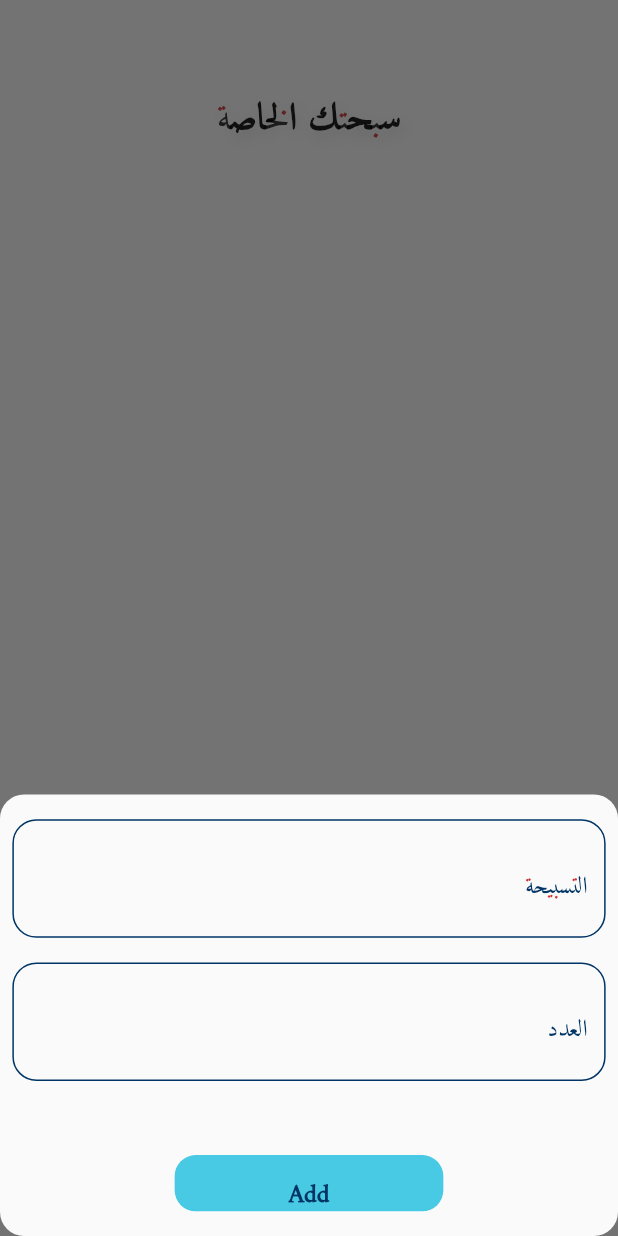
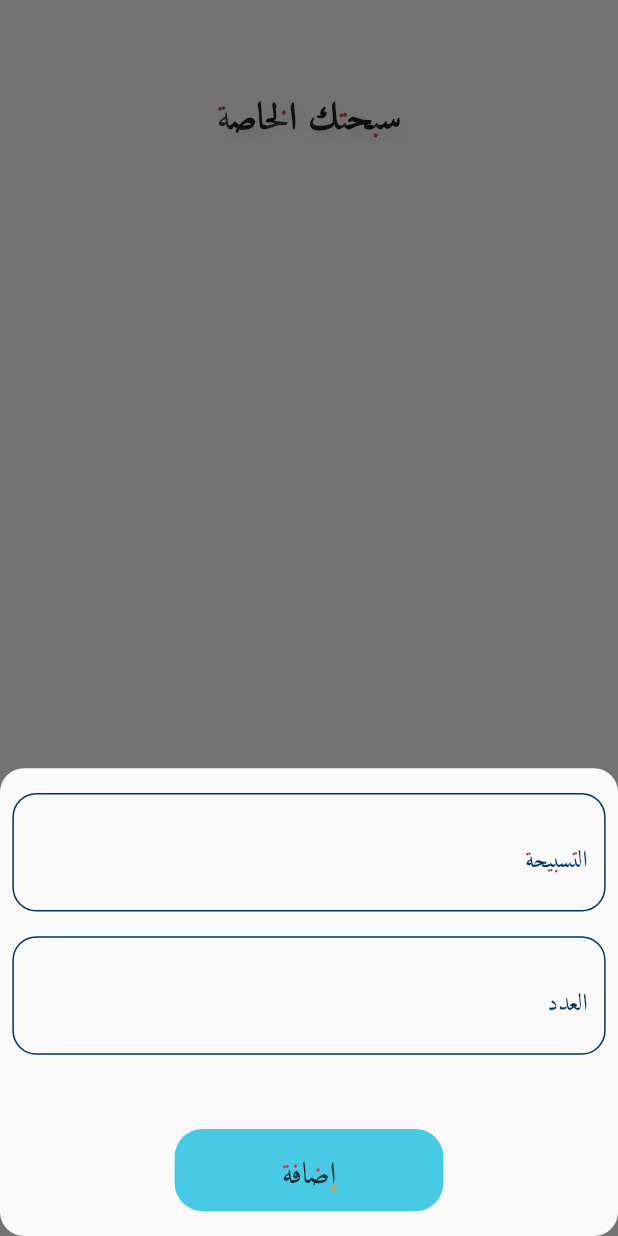
Before and after one commit to mostafaramadanhamed/azkar, a Flutter app: the Seb7aScreen screen opened directly, after a tap on the "add" icon, on a phone screen of 412 x 824 dp. Run offline on Flutter 3.47's test engine with Material 2 defaults, Android fonts, the phone set to English and light mode, and no system bars; our stand-ins replace flutter_bloc, hive, hive_flutter; accounts and stored records are empty.

```diff
--- a/lib/core/app_constant/app_strings.dart
+++ b/lib/core/app_constant/app_strings.dart
@@ -2,6 +2,7 @@ class AppString{
   static const kBoxName='azkar_box';
   static const azkar='التسبيحة';
   static const azkarNum="العدد";
+  static const ad="إضافة";
   static const counter=" العدد الكلي";
   static const dawra="الدورة";
   static const delete="تم المسح بنجاح";
--- a/lib/main.dart
+++ b/lib/main.dart
@@ -28,13 +28,13 @@ class MyApp extends StatelessWidget {
         debugShowCheckedModeBanner: false,
         theme: ThemeData(
           fontFamily: 'AmiriQuran',
-            floatingActionButtonTheme: FloatingActionButtonThemeData(
+            floatingActionButtonTheme: const FloatingActionButtonThemeData(
               backgroundColor: AppColor.kPrimaryColor,
             )
         ),
-        home: Directionality(
+        home: const Directionality(
           textDirection: TextDirection.rtl,
-          child: const HomeScreen(),),
+          child:  HomeScreen(),),
       ),
     );
   }
--- a/lib/presentation/screens/seb7a_counter.dart
+++ b/lib/presentation/screens/seb7a_counter.dart
@@ -71,7 +71,7 @@ class _Seb7aCounterState extends State<Seb7aCounter> {
               foregroundColor: AppColor.kPrimaryColor,
               radius: MediaQuery.of(context).size.height/8,
               child: CircleAvatar(
-                radius: MediaQuery.of(context).size.height/8.7,
+                radius: MediaQuery.of(context).size.height/8.6,
                 backgroundColor: AppColor.kSecondaryColor,
                 child: Text(number.toString(),style: Theme.of(context).textTheme.headline3!.copyWith(
                   color: AppColor.kPrimaryColor
@@ -125,7 +125,8 @@ class _Seb7aCounterState extends State<Seb7aCounter> {
           ),
           height: MediaQuery.of(context).size.height/6,
           width: MediaQuery.of(context).size.width,
-          child:Text(widget.azkar.title,style: Theme.of(context).textTheme.headline4!.copyWith(
+          child:Text(widget.azkar.title,maxLines:1,overflow:TextOverflow.ellipsis
+            ,style: Theme.of(context).textTheme.headline4!.copyWith(
             color: AppColor.kPrimaryColor,
           ),) ,
         );
--- a/lib/presentation/widget/button.dart
+++ b/lib/presentation/widget/button.dart
@@ -1,4 +1,5 @@
 import 'package:azkar/core/app_constant/app_colors.dart';
+import 'package:azkar/core/app_constant/app_strings.dart';
 import 'package:flutter/material.dart';
 
 
@@ -8,21 +9,25 @@ class Button extends StatelessWidget {
   final bool isLoading;
   @override
   Widget build(BuildContext context) {
-    return  Container(
-      width: MediaQuery.of(context).size.width/2.3,
-      height:MediaQuery.of(context).size.width/11,
-      decoration: BoxDecoration(
-        borderRadius: BorderRadius.circular(14),
-        color:AppColor.kPrimaryColor2,
+    return  InkWell(
+      customBorder: RoundedRectangleBorder(
+        borderRadius: BorderRadius.circular(MediaQuery.of(context).size.width/30),
       ),
-      child:  InkWell(
-        //borderRadius: BorderRadius.circular(14),
-          onTap:onTap,
-          child:  isLoading ?const CircularProgressIndicator(color: Colors.black,):
-          const Center(child:  Text('Add',style: TextStyle(
-              color: AppColor.kPrimaryColor,
-              fontWeight: FontWeight.w600,
-              fontSize: 17
-          ),),)),);
+      overlayColor: MaterialStateProperty.all(AppColor.kPrimaryColor2),
+      onTap:onTap,
+      child: Container(
+        alignment: Alignment.topCenter,
+        width: MediaQuery.of(context).size.width/2.3,
+        height:MediaQuery.of(context).size.height/15,
+        decoration: BoxDecoration(
+          borderRadius: BorderRadius.circular(MediaQuery.of(context).size.width/22),
+          color:AppColor.kPrimaryColor2,
+        ),
+        child:  isLoading ?const CircularProgressIndicator(color: Colors.black,):
+           Text(
+               AppString.ad,
+               style: Theme.of(context).textTheme.headline6),
+      ),
+    );
   }
 }
```
Also changed, not shown: 37 other files.
